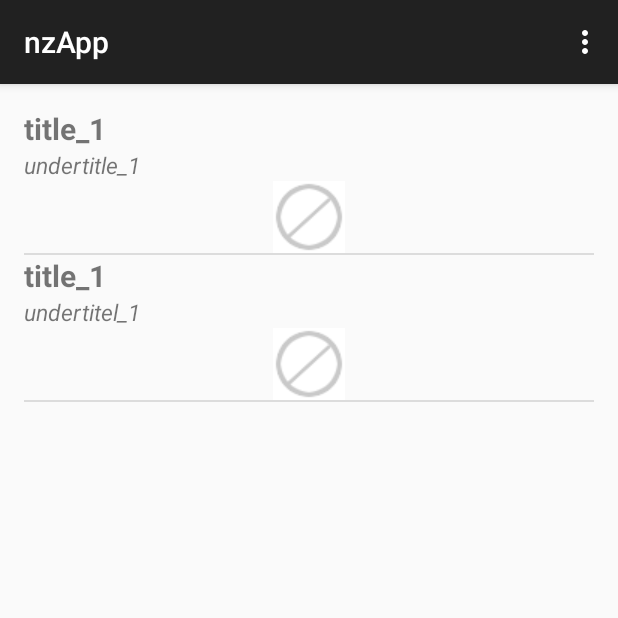
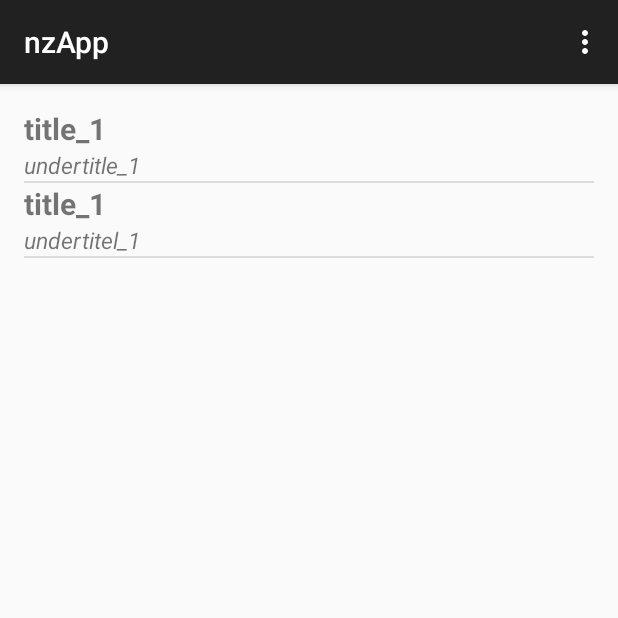
Before and after one commit to cintoros/nzApp, an Android app: the screen it shows after launch (MainActivity), on a phone screen of 412 x 824 dp, the top half of it. Run offline under Robolectric (Android 15) with nearby library versions, the phone set to English and light mode, and no system bars; 1 statement that could not run was skipped.

Commit message:
removed image

```diff
--- a/nzApp/app/src/main/java/fhnw/ch/nzapp/ImageLoadListener.java
+++ b/nzApp/app/src/main/java/fhnw/ch/nzapp/ImageLoadListener.java
@@ -31,7 +31,7 @@ public class ImageLoadListener {
 
     private void deleteImage() {
         try {
-            View viewById = parent.findViewById(R.id.progressBar);
+            View viewById = parent.findViewById(R.id.ImageView);
             viewById.setVisibility(View.GONE);
         } catch (Exception e) {
         }
--- a/nzApp/app/src/main/res/layout/row_layout_2.xml
+++ b/nzApp/app/src/main/res/layout/row_layout_2.xml
@@ -35,7 +35,6 @@
             android:id="@+id/ImageView"
             android:layout_width="wrap_content"
             android:layout_height="wrap_content"
-            android:layout_gravity="center_horizontal"
-            android:src="@drawable/no_image" />
+            android:layout_gravity="center_horizontal" />
     </RelativeLayout>
 </LinearLayout>
```
Also changed, not shown: nzApp/app/src/main/res/drawable/no_image.png (deleted).
